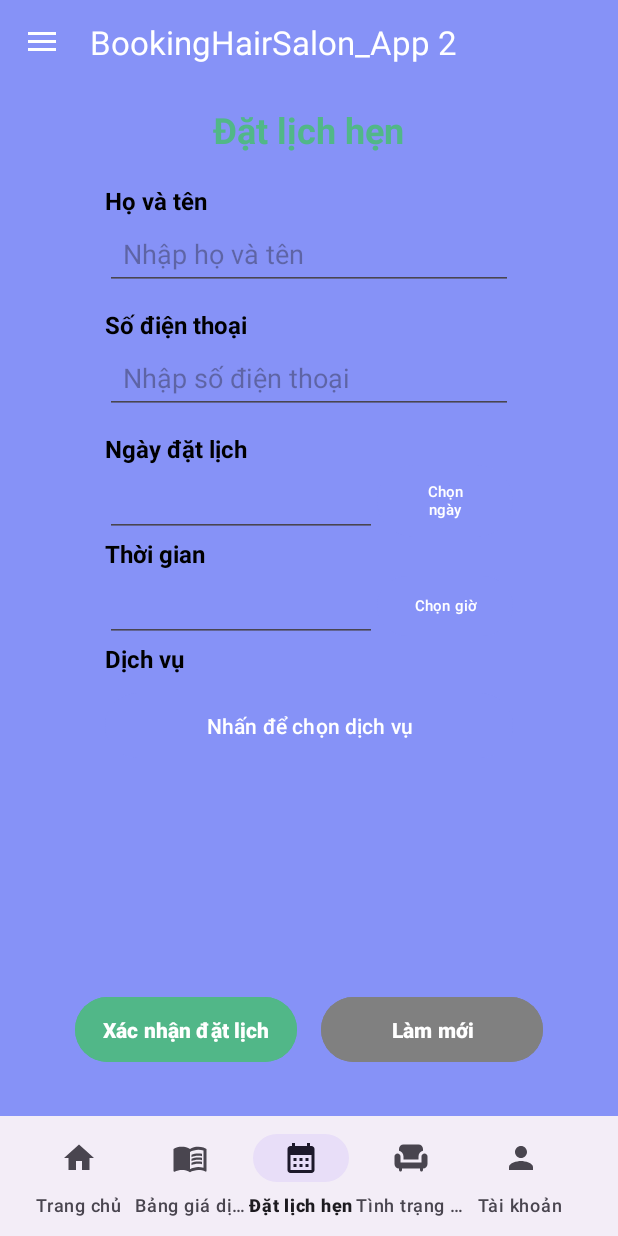
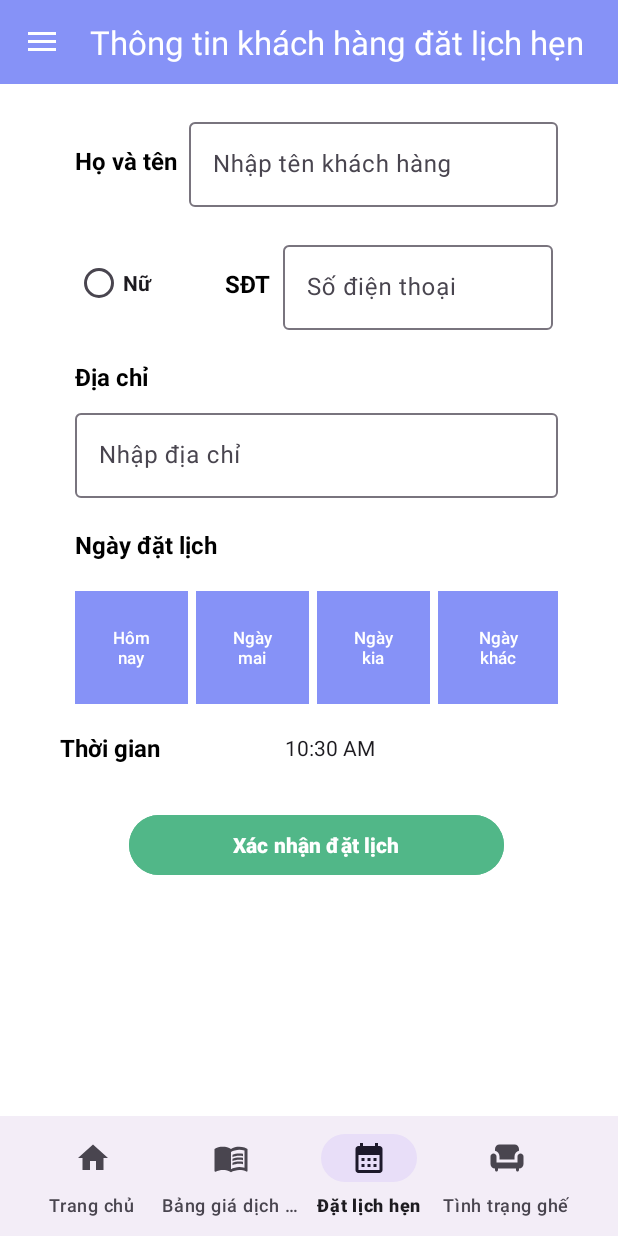
Before and after one commit to Truongdoxuan/BookingHairSalon_App, an Android app: the Home_Activity screen opened directly, with no data from a screen before it, item 3 of the bottom bar chosen, on a phone screen of 412 x 824 dp. Run offline under Robolectric (Android 15) with nearby library versions, the phone set to English and light mode, and no system bars.

Commit message:
push lần 20: fix lỗi nhỏ ở booking fragment và thêm alert

```diff
--- a/app/src/main/java/vn/truongdx/bookinghairsalon_app/activities/Home_Activity.java
+++ b/app/src/main/java/vn/truongdx/bookinghairsalon_app/activities/Home_Activity.java
@@ -1,6 +1,8 @@
 package vn.truongdx.bookinghairsalon_app.activities;
 
 import android.app.Activity;
+import android.app.AlertDialog;
+import android.content.DialogInterface;
 import android.content.Intent;
 import android.os.Bundle;
 import android.view.MenuItem;
@@ -34,7 +36,6 @@ import vn.truongdx.bookinghairsalon_app.fragments.MyAccount_Fragment;
 public class Home_Activity extends AppCompatActivity implements NavigationView.OnNavigationItemSelectedListener {
     private DrawerLayout drawerLayout;
     private BottomNavigationView bottomNavigationView;
-
     @Override
     protected void onCreate(Bundle savedInstanceState) {
         super.onCreate(savedInstanceState);
@@ -44,6 +45,16 @@ public class Home_Activity extends AppCompatActivity implements NavigationView.O
         Toolbar toolbar = findViewById(R.id.toolbar);
         setSupportActionBar(toolbar);
 
+        if (getSupportActionBar() != null) {
+            getSupportActionBar().setDisplayShowTitleEnabled(true);
+        }
+        ActionBarDrawerToggle toggle = new ActionBarDrawerToggle(
+                this, drawerLayout, toolbar,
+                R.string.open_nav,
+                R.string.close_nav
+        );
+        drawerLayout.addDrawerListener(toggle);
+        toggle.syncState();
         NavigationView navigationView = findViewById(R.id.nav_view);
         navigationView.setNavigationItemSelectedListener(this);
 
@@ -51,41 +62,40 @@ public class Home_Activity extends AppCompatActivity implements NavigationView.O
         bottomNavigationView.setOnItemSelectedListener(item -> {
             if (item.getItemId() == R.id.bmenu_home) {
                 replaceFragment(new Home_Fragment());
+                setTitle("Trang chủ");
             } else if (item.getItemId() == R.id.bmenu_menusalon) {
                 replaceFragment(new MenuSalon_Fragment());
+                setTitle("Bảng giá dịch vụ");
             } else if (item.getItemId() == R.id.bmenu_booking) {
                 replaceFragment(new Booking_Fragment());
+                setTitle("Thông tin khách hàng đăt lịch hẹn");
             } else if (item.getItemId() == R.id.bmenu_status) {
                 replaceFragment(new ChairStatus_Fragment());
-            } else if (item.getItemId() == R.id.bmenu_account) {
-                replaceFragment(new MyAccount_Fragment());
+                setTitle("Tình trạng ghế");
             }
             return true;
         });
 
-        ActionBarDrawerToggle toggle = new ActionBarDrawerToggle(this, drawerLayout, toolbar, R.string.open_nav, R.string.close_nav);
-        drawerLayout.addDrawerListener(toggle);
-        toggle.syncState();
-
         if (savedInstanceState == null) {
             replaceFragment(new Home_Fragment());
-            navigationView.setCheckedItem(R.id.nav_home);
+            setTitle("Trang chủ");
+            navigationView.setCheckedItem(R.id.nav_account);
         }
     }
 
     @Override
     public boolean onNavigationItemSelected(@NonNull MenuItem item) {
-        if (item.getItemId() == R.id.nav_home) {
+        if (item.getItemId() == R.id.nav_account) {
             getSupportFragmentManager().beginTransaction().replace(R.id.fragment_container, new Home_Fragment()).commit();
+            setTitle("Tài khoản");
         } else if (item.getItemId() == R.id.nav_contact) {
             getSupportFragmentManager().beginTransaction().replace(R.id.fragment_container, new Contact_Fragment()).commit();
+            setTitle("Liên hệ với cửa hàng");
         } else if (item.getItemId() == R.id.nav_map) {
             getSupportFragmentManager().beginTransaction().replace(R.id.fragment_container, new Map_Fragment()).commit();
+            setTitle("Bản đồ");
         } else if (item.getItemId() == R.id.it_logout) {
-            //chuyển về trang đăng nhập
-            Intent iPageLogin = new Intent(Home_Activity.this, MainActivity.class);
-            startActivity(iPageLogin);
-            finish();
+            showAlert_Logout();
         }
         drawerLayout.closeDrawer(GravityCompat.START);
         return true;
@@ -97,4 +107,26 @@ public class Home_Activity extends AppCompatActivity implements NavigationView.O
         fragmentTransaction.replace(R.id.fragment_container, fragment);
         fragmentTransaction.commit();
     }
+    private void showAlert_Logout() {
+        AlertDialog.Builder builder = new AlertDialog.Builder(this);
+        builder.setMessage("Bạn có chắc muốn đăng xuất")
+                .setCancelable(false)
+                .setPositiveButton("Đồng ý", new DialogInterface.OnClickListener() {
+                    @Override
+                    public void onClick(DialogInterface dialogInterface, int i) {
+                        //chuyển về trang đăng nhập
+                        Intent iPageLogin = new Intent(Home_Activity.this, MainActivity.class);
+                        startActivity(iPageLogin);
+                        finish();
+                    }
+                })
+                .setNegativeButton("Hủy", new DialogInterface.OnClickListener() {
+                    @Override
+                    public void onClick(DialogInterface dialogInterface, int i) {
+                        dialogInterface.dismiss();
+                    }
+                });
+        AlertDialog alertLogOut = builder.create();
+        alertLogOut.show();
+    }
 }
--- a/app/src/main/java/vn/truongdx/bookinghairsalon_app/fragments/Booking_Fragment.java
+++ b/app/src/main/java/vn/truongdx/bookinghairsalon_app/fragments/Booking_Fragment.java
@@ -6,6 +6,7 @@ import android.os.Bundle;
 
 import androidx.fragment.app.Fragment;
 
+import android.util.Log;
 import android.view.LayoutInflater;
 import android.view.View;
 import android.view.ViewGroup;
@@ -25,47 +26,38 @@ public class Booking_Fragment extends Fragment {
                              Bundle savedInstanceState) {
 
         View view = inflater.inflate(R.layout.fragment_booking, container, false);
-
-        btnchonDV = view.findViewById(R.id.btn_select_dv);
-
-        //sự kiện khi onclick
-        btnchonDV.setOnClickListener(v -> showCheckbox());
+        Button btnConfirm = view.findViewById(R.id.btn_confirmBooking);
+        btnConfirm.setOnClickListener(new View.OnClickListener() {
+            @Override
+            public void onClick(View view) {
+                showAlert_Confirm();
+            }
+        });
 
         return view;
     }
     //hàm thực hiện chương trình
-    private void showCheckbox() {
-//        //gọi mảng danh sách dịch vụ trong string.xml
-//        final String[] listDv = getResources().getStringArray(R.array.sp_list);
-//        //tạo mảng lưu trạng trái checkbox
-//        final boolean[] selectedSP = new boolean[listDv.length];
-//
-//        AlertDialog.Builder builder = new AlertDialog.Builder(getActivity());
-//        builder.setMultiChoiceItems(listDv, selectedSP, new DialogInterface.OnMultiChoiceClickListener() {
-//            @Override
-//            public void onClick(DialogInterface dialogInterface, int i, boolean b) {
-//                //lưu trạng thái checkbox khi đc thay đổi
-//                selectedSP[which] = isChecked;
-//            }
-//        })
-//                .setPositiveButton("OK", new DialogInterface.OnClickListener() {
-//                    @Override
-//                    public void onClick(DialogInterface dialogInterface, int i) {
-//                        StringBuilder selected = new StringBuilder();
-//                        for (int i = 0; i < listDv.length; i++) {
-//                            if (selectedSP[i]) {
-//                                selected.append(listDv[i]).append("\n");
-//                            }
-//                        }
-//                        if (selected.length() > 0) {
-//                            // Hiển thị các dịch vụ đã chọn
-//                            Toast.makeText(getActivity(), "Dịch vụ đã chọn: \n" + selected.toString(), Toast.LENGTH_LONG).show();
-//                        } else {
-//                            Toast.makeText(getActivity(), "Chưa chọn dịch vụ nào", Toast.LENGTH_SHORT).show();
-//                        }
-//                    }
-//                })
-//                .setNegativeButton("Hủy",null);
-//        builder.create().show();
+    private void showAlert_Confirm() {
+        AlertDialog.Builder builder = new AlertDialog.Builder(getActivity());
+        builder.setMessage("Xác nhận đặt lịch ?")
+                .setCancelable(false) //chặn không thoát ra ngoài
+                .setPositiveButton("Xác nhận", new DialogInterface.OnClickListener() {
+                    @Override
+                    public void onClick(DialogInterface dialogInterface, int i) {
+                        Action();
+                    }
+                })
+                .setNegativeButton("Hủy", new DialogInterface.OnClickListener() {
+                    @Override
+                    public void onClick(DialogInterface dialogInterface, int i) {
+                        dialogInterface.dismiss();
+                    }
+                });
+        AlertDialog alert = builder.create();
+        alert.show();
+    }
+    private void Action() {
+        // Xử lý hành động thực hiện sau khi xác nhận
+
     }
 }
--- /dev/null
+++ b/app/src/main/res/drawable/format_button_day.xml
@@ -0,0 +1,8 @@
+<?xml version="1.0" encoding="utf-8"?>
+<shape xmlns:android="http://schemas.android.com/apk/res/android">
+    <solid android:color="@color/purple_200" />
+    <size
+        android:width="100dp"
+        android:height="100dp" />
+    <corners android:radius="0dp" />
+</shape>
--- a/app/src/main/res/layout/activity_home.xml
+++ b/app/src/main/res/layout/activity_home.xml
@@ -8,13 +8,13 @@
     android:layout_height="match_parent"
     android:fitsSystemWindows="true"
     tools:openDrawer="start"
-    android:background="@color/lavender"
+    android:background="@color/white"
     tools:context=".activities.Home_Activity">
 
     <androidx.coordinatorlayout.widget.CoordinatorLayout
         android:layout_width="match_parent"
         android:layout_height="match_parent"
-        android:background="@color/lavender">
+        android:background="@color/white">
 
         <androidx.appcompat.widget.Toolbar
             android:layout_width="match_parent"
@@ -52,7 +52,7 @@
     </androidx.coordinatorlayout.widget.CoordinatorLayout>
 
     <com.google.android.material.navigation.NavigationView
-        android:layout_width="wrap_content"
+        android:layout_width="200dp"
         android:layout_height="match_parent"
         android:id="@+id/nav_view"
         android:layout_gravity="start"
--- a/app/src/main/res/layout/fragment_booking.xml
+++ b/app/src/main/res/layout/fragment_booking.xml
@@ -9,62 +9,112 @@
     <LinearLayout
         android:layout_width="match_parent"
         android:layout_height="wrap_content"
-        android:layout_marginStart="50dp"
-        android:layout_marginTop="50dp"
-        android:layout_marginEnd="50dp"
+        android:layout_marginStart="30dp"
+        android:layout_marginTop="56dp"
+        android:layout_marginEnd="20dp"
         android:orientation="vertical"
-        android:padding="20dp"
+        android:padding="10dp"
         app:layout_constraintEnd_toEndOf="parent"
         app:layout_constraintStart_toStartOf="parent"
         app:layout_constraintTop_toTopOf="parent">
 
+        <LinearLayout
+            android:layout_width="match_parent"
+            android:layout_height="wrap_content"
+            android:orientation="horizontal"
+            android:padding="10dp"
+            android:gravity="center_vertical">
+
             <TextView
                 android:layout_width="wrap_content"
                 android:layout_height="wrap_content"
-            android:layout_gravity="center_horizontal"
-            android:paddingBottom="20dp"
-            android:text="Đặt lịch hẹn"
-            android:textColor="@color/green_mint"
-            android:textSize="24sp"
-            android:textStyle="bold" />
-
-        <TextView
-            android:layout_width="match_parent"
-            android:layout_height="wrap_content"
+                android:layout_marginEnd="8dp"
                 android:text="Họ và tên"
                 android:textColor="@color/black"
                 android:textSize="16sp"
                 android:textStyle="bold" />
 
-        <EditText
-            android:id="@+id/txt_tenKH"
+            <com.google.android.material.textfield.TextInputLayout
+                android:layout_width="0dp"
+                android:layout_height="wrap_content"
+                android:layout_weight="1">
+
+                <com.google.android.material.textfield.TextInputEditText
                     android:layout_width="match_parent"
                     android:layout_height="wrap_content"
-            android:layout_marginBottom="12dp"
-            android:hint="Nhập họ và tên"
-            android:inputType="textPersonName"
-            android:padding="12dp" />
+                    android:hint="Nhập tên khách hàng" />
+            </com.google.android.material.textfield.TextInputLayout>
+
+        </LinearLayout>
+        <LinearLayout
+            android:layout_width="match_parent"
+            android:layout_height="wrap_content"
+            android:orientation="horizontal"
+            android:padding="10dp"
+            android:gravity="center_vertical">
+
+            <RadioButton
+                android:id="@+id/radioButton"
+                android:layout_width="0dp"
+                android:layout_height="wrap_content"
+                android:layout_weight="0.55"
+                android:text="Nữ"
+                android:textStyle="bold"/>
+            <TextView
+                android:layout_width="wrap_content"
+                android:layout_height="wrap_content"
+                android:text="SĐT"
+                android:textColor="@color/black"
+                android:textSize="16sp"
+                android:textStyle="bold"
+                android:layout_marginEnd="8dp" />
+
+            <com.google.android.material.textfield.TextInputLayout
+                android:layout_width="0dp"
+                android:layout_height="wrap_content"
+                android:layout_weight="1">
+
+                <com.google.android.material.textfield.TextInputEditText
+                    android:layout_width="180dp"
+                    android:layout_height="wrap_content"
+                    android:hint="Số điện thoại"/>
+
+            </com.google.android.material.textfield.TextInputLayout>
+
+        </LinearLayout>
+
+        <LinearLayout
+            android:layout_width="match_parent"
+            android:layout_height="wrap_content"
+            android:orientation="vertical"
+            android:padding="10dp">
+
+            <TextView
+                android:layout_width="wrap_content"
+                android:layout_height="wrap_content"
+                android:layout_marginBottom="8dp"
+                android:text="Địa chỉ"
+                android:textColor="@color/black"
+                android:textSize="16sp"
+                android:textStyle="bold" />
+
+            <com.google.android.material.textfield.TextInputLayout
+                android:layout_width="match_parent"
+                android:layout_height="wrap_content">
+
+                <com.google.android.material.textfield.TextInputEditText
+                    android:layout_width="match_parent"
+                    android:layout_height="wrap_content"
+                    android:hint="Nhập địa chỉ" />
+            </com.google.android.material.textfield.TextInputLayout>
+
+        </LinearLayout>
+
 
         <TextView
             android:layout_width="match_parent"
             android:layout_height="wrap_content"
-            android:text="Số điện thoại"
-            android:textColor="@color/black"
-            android:textSize="16sp"
-            android:textStyle="bold" />
-
-        <EditText
-            android:id="@+id/txt_sdt"
-            android:layout_width="match_parent"
-            android:layout_height="wrap_content"
-            android:layout_marginBottom="12dp"
-            android:hint="Nhập số điện thoại"
-            android:inputType="phone"
-            android:padding="12dp" />
-
-        <TextView
-            android:layout_width="match_parent"
-            android:layout_height="wrap_content"
+            android:padding="10dp"
             android:text="Ngày đặt lịch"
             android:textColor="@color/black"
             android:textSize="16sp"
@@ -73,118 +123,82 @@
         <LinearLayout
             android:layout_width="match_parent"
             android:layout_height="wrap_content"
-            android:orientation="horizontal"
-            android:gravity="center_vertical">
-
-            <EditText
-                android:layout_width="0dp"
-                android:layout_height="48dp"
-                android:layout_weight="2"
-                android:textColor="@color/black"
-                android:textSize="16sp"
-                android:padding="8dp"
-                android:textStyle="bold"/>
+            android:layout_marginBottom="8dp"
+            android:padding="10dp"
+            android:orientation="horizontal">
+            <Button
+                android:layout_width="75dp"
+                android:layout_height="75dp"
+                android:layout_marginRight="5dp"
+                android:background="@drawable/format_button_day"
+                android:text="Hôm nay"
+                android:textSize="11sp"/>
 
             <Button
-                android:id="@+id/btn_select_date"
-                android:layout_width="0dp"
-                android:layout_height="wrap_content"
-                android:layout_weight="1"
-                android:backgroundTint="@color/lavender"
-                android:text="Chọn ngày"
-                android:background="@drawable/circle_button"
-                android:textSize="10sp" />
+                android:layout_width="75dp"
+                android:layout_height="75dp"
+                android:layout_marginRight="5dp"
+                android:background="@drawable/format_button_day"
+                android:text="Ngày mai"
+                android:textSize="11sp"/>
+            <Button
+                android:layout_width="75dp"
+                android:layout_height="75dp"
+                android:layout_marginRight="5dp"
+                android:background="@drawable/format_button_day"
+                android:text="Ngày kia"
+                android:textSize="11sp"/>
+
+            <Button
+                android:layout_width="80dp"
+                android:layout_height="75dp"
+                android:background="@drawable/format_button_day"
+                android:layout_marginRight="5dp"
+                android:text="Ngày khác"
+                android:textSize="11sp"/>
+
         </LinearLayout>
 
 
+        <LinearLayout
+            android:layout_width="match_parent"
+            android:layout_height="wrap_content"
+            android:orientation="horizontal"
+            android:layout_marginBottom="20dp"
+            android:gravity="center_vertical">
+
             <TextView
-            android:layout_width="match_parent"
+                android:layout_width="150dp"
                 android:layout_height="wrap_content"
                 android:text="Thời gian"
                 android:textColor="@color/black"
                 android:textSize="16sp"
                 android:textStyle="bold" />
 
-        <LinearLayout
+            <TextClock
+                android:id="@+id/textClock"
                 android:layout_width="match_parent"
-            android:layout_height="wrap_content"
-            android:orientation="horizontal"
-            android:gravity="center_vertical">
-
-            <EditText
-                android:layout_width="0dp"
-                android:layout_height="48dp"
-                android:layout_weight="2"
-                android:textColor="@color/black"
-                android:textSize="16sp"
-                android:padding="8dp"
-                android:textStyle="bold" />
-
-            <Button
-                android:id="@+id/btn_select_time"
-                android:layout_width="0dp"
-                android:layout_height="wrap_content"
-                android:layout_weight="1"
-                android:backgroundTint="@color/lavender"
-                android:text="Chọn giờ"
-                android:textSize="10sp" />
-        </LinearLayout>
-
-        <TextView
-            android:layout_width="match_parent"
-            android:layout_height="wrap_content"
-            android:text="Dịch vụ"
-            android:textColor="@color/black"
-            android:textSize="16sp"
-            android:textStyle="bold" />
-
-        <Button
-            android:id="@+id/btn_select_dv"
-            android:layout_width="match_parent"
-            android:layout_height="wrap_content"
-            android:layout_marginTop="8dp"
-            android:padding="12dp"
-            android:backgroundTint="@color/lavender"
-            android:text="Nhấn để chọn dịch vụ" />
+                android:layout_height="wrap_content" />
         </LinearLayout>
 
         <LinearLayout
             android:id="@+id/layout_buttons"
             android:layout_width="match_parent"
             android:layout_height="wrap_content"
-        android:layout_marginStart="50dp"
-        android:layout_marginEnd="50dp"
-        android:layout_marginBottom="112dp"
             android:gravity="center_horizontal"
-        android:orientation="horizontal"
-        app:layout_constraintBottom_toBottomOf="parent"
-        app:layout_constraintEnd_toEndOf="parent"
-        app:layout_constraintHorizontal_bias="0.0"
-        app:layout_constraintStart_toStartOf="parent">
+            android:padding="10dp">
 
             <Button
-            android:id="@+id/btn_confirm"
-            android:layout_width="0dp"
+                android:id="@+id/btn_confirmBooking"
+                android:layout_width="250dp"
                 android:layout_height="wrap_content"
-            android:layout_marginEnd="8dp"
-            android:layout_weight="1"
                 android:backgroundTint="@color/green_mint"
-            android:padding="12dp"
                 android:text="Xác nhận đặt lịch"
                 android:textColor="@color/white"
                 android:textStyle="bold" />
-
-        <Button
-            android:id="@+id/btn_reload"
-            android:layout_width="0dp"
-            android:layout_height="wrap_content"
-            android:layout_marginStart="8dp"
-            android:layout_weight="1"
-            android:backgroundTint="@color/gray"
-            android:padding="12dp"
-            android:text="Làm mới"
-            android:textColor="@color/white"
-            android:textStyle="bold" />
+        </LinearLayout>
     </LinearLayout>
 
+
+
 </androidx.constraintlayout.widget.ConstraintLayout>
--- a/app/src/main/res/layout/nav_header.xml
+++ b/app/src/main/res/layout/nav_header.xml
@@ -6,9 +6,7 @@
     android:orientation="vertical"
     android:gravity="bottom"
     android:padding="16dp"
-    android:background="@drawable/bg_purple"
-    android:theme="@style/ThemeOverlay.AppCompat.Dark">
-
+    android:background="@drawable/bg_purple">
     <ImageView
         android:layout_width="wrap_content"
         android:layout_height="wrap_content"
--- a/app/src/main/res/menu/bottom_menu.xml
+++ b/app/src/main/res/menu/bottom_menu.xml
@@ -16,8 +16,4 @@
         android:id="@+id/bmenu_status"
         android:title="Tình trạng ghế"
         android:icon="@drawable/ic_chair"/>
-    <item
-        android:id="@+id/bmenu_account"
-        android:title="Tài khoản"
-        android:icon="@drawable/ic_nguoi"/>
 </menu>
--- a/app/src/main/res/menu/nav_menu.xml
+++ b/app/src/main/res/menu/nav_menu.xml
@@ -6,9 +6,9 @@
 
     <group android:checkableBehavior="single">
         <item
-            android:id="@+id/nav_home"
-            android:icon="@drawable/ic_home"
-            android:title="Trang chủ"/>
+            android:id="@+id/nav_account"
+            android:icon="@drawable/ic_nguoi"
+            android:title="Tài khoản"/>
 
         <item
             android:id="@+id/nav_contact"
--- a/app/src/main/res/values/colors.xml
+++ b/app/src/main/res/values/colors.xml
@@ -11,4 +11,5 @@
     <color name="gray">#808080</color>
     <color name="red">#FF2E2F</color>
     <color name="green_mint">#51B788</color>
+    <color name="transparent">#00FFFFFF</color>
 </resources>
```
Lines whose indentation alone changed are shown as unchanged.
